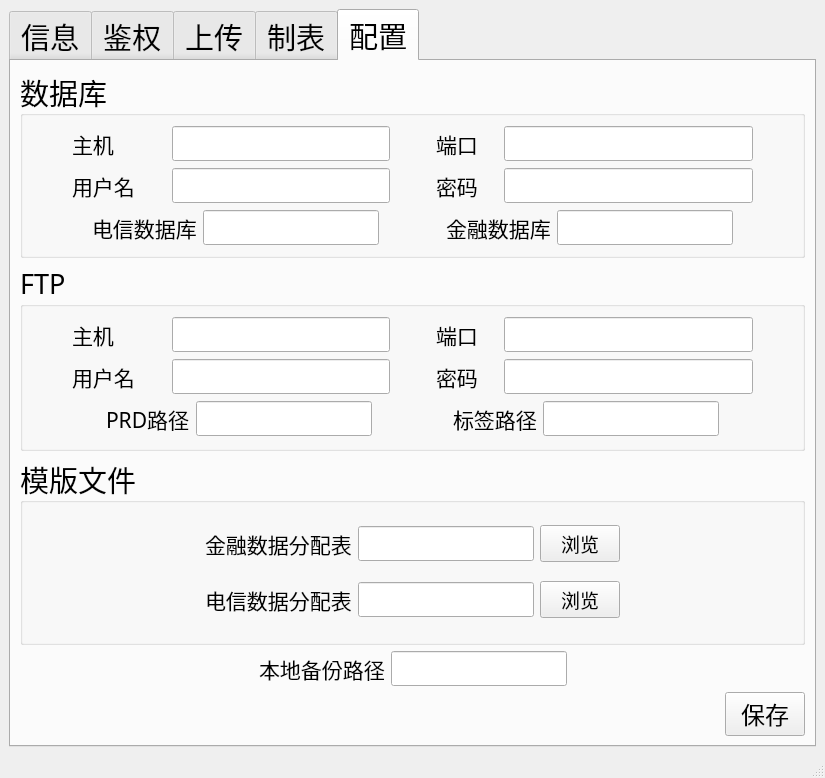
First picture: the form in res/ui/main_window.ui, repository zelviner/DataHandler, before the edit.
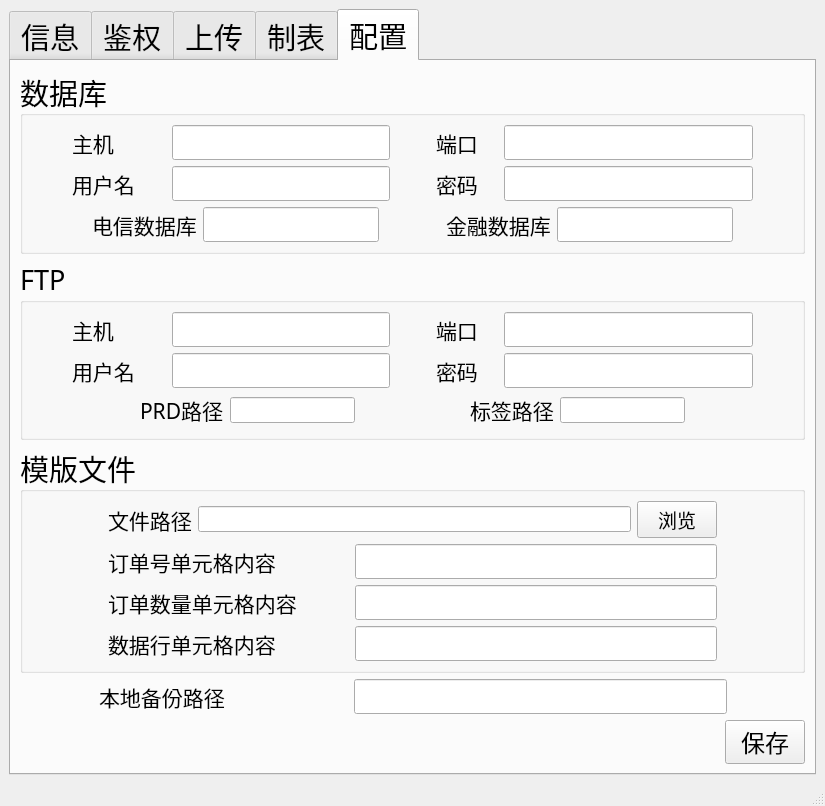
Second picture: the form after the edit. The open tabs and pages were chosen to show the change.

Commit message: feat(ui): 更新主窗口UI以支持新的功能和配置选项

The edit to the form file:
```diff
--- a/res/ui/main_window.ui
+++ b/res/ui/main_window.ui
@@ -2022,7 +2022,7 @@
                  <property name="font">
                   <font>
                    <family>微软雅黑</family>
-                   <pointsize>14</pointsize>
+                   <pointsize>10</pointsize>
                   </font>
                  </property>
                 </widget>
@@ -2062,7 +2062,7 @@
                  <property name="font">
                   <font>
                    <family>微软雅黑</family>
-                   <pointsize>14</pointsize>
+                   <pointsize>10</pointsize>
                   </font>
                  </property>
                 </widget>
@@ -2094,7 +2094,7 @@
           </property>
           <layout class="QVBoxLayout" name="verticalLayout_11">
            <item>
-            <layout class="QHBoxLayout" name="horizontalLayout_17">
+            <layout class="QHBoxLayout" name="horizontalLayout_17" stretch="1,8,1">
              <item>
               <spacer name="horizontalSpacer_19">
                <property name="orientation">
@@ -2119,7 +2119,7 @@
                   </font>
                  </property>
                  <property name="text">
-                  <string>金融数据分配表</string>
+                  <string>文件路径</string>
                  </property>
                 </widget>
                </item>
@@ -2128,7 +2128,7 @@
                  <property name="font">
                   <font>
                    <family>微软雅黑</family>
-                   <pointsize>14</pointsize>
+                   <pointsize>10</pointsize>
                   </font>
                  </property>
                 </widget>
@@ -2164,7 +2164,7 @@
             </layout>
            </item>
            <item>
-            <layout class="QHBoxLayout" name="horizontalLayout_38">
+            <layout class="QHBoxLayout" name="horizontalLayout_61" stretch="1,8,1">
              <item>
               <spacer name="horizontalSpacer_21">
                <property name="orientation">
@@ -2179,9 +2179,9 @@
               </spacer>
              </item>
              <item>
-              <layout class="QHBoxLayout" name="horizontalLayout_34">
+              <layout class="QHBoxLayout" name="horizontalLayout_60" stretch="4,6">
                <item>
-                <widget class="QLabel" name="label_22">
+                <widget class="QLabel" name="label">
                  <property name="font">
                   <font>
                    <family>微软雅黑</family>
@@ -2189,12 +2189,12 @@
                   </font>
                  </property>
                  <property name="text">
-                  <string>电信数据分配表</string>
+                  <string>订单号单元格内容</string>
                  </property>
                 </widget>
                </item>
                <item>
-                <widget class="QLineEdit" name="find_order_line_5">
+                <widget class="QLineEdit" name="order_no_line">
                  <property name="font">
                   <font>
                    <family>微软雅黑</family>
@@ -2203,19 +2203,6 @@
                  </property>
                 </widget>
                </item>
-               <item>
-                <widget class="QPushButton" name="pushButton_3">
-                 <property name="font">
-                  <font>
-                   <family>微软雅黑</family>
-                   <pointsize>14</pointsize>
-                  </font>
-                 </property>
-                 <property name="text">
-                  <string>浏览</string>
-                 </property>
-                </widget>
-               </item>
               </layout>
              </item>
              <item>
@@ -2233,11 +2220,125 @@
              </item>
             </layout>
            </item>
+           <item>
+            <layout class="QHBoxLayout" name="horizontalLayout_62" stretch="1,8,1">
+             <item>
+              <spacer name="horizontalSpacer_47">
+               <property name="orientation">
+                <enum>Qt::Horizontal</enum>
+               </property>
+               <property name="sizeHint" stdset="0">
+                <size>
+                 <width>40</width>
+                 <height>20</height>
+                </size>
+               </property>
+              </spacer>
+             </item>
+             <item>
+              <layout class="QHBoxLayout" name="horizontalLayout_38" stretch="4,6">
+               <item>
+                <widget class="QLabel" name="label_7">
+                 <property name="font">
+                  <font>
+                   <family>微软雅黑</family>
+                   <pointsize>16</pointsize>
+                  </font>
+                 </property>
+                 <property name="text">
+                  <string>订单数量单元格内容</string>
+                 </property>
+                </widget>
+               </item>
+               <item>
+                <widget class="QLineEdit" name="order_quantity_line">
+                 <property name="font">
+                  <font>
+                   <family>微软雅黑</family>
+                   <pointsize>14</pointsize>
+                  </font>
+                 </property>
+                </widget>
+               </item>
+              </layout>
+             </item>
+             <item>
+              <spacer name="horizontalSpacer_48">
+               <property name="orientation">
+                <enum>Qt::Horizontal</enum>
+               </property>
+               <property name="sizeHint" stdset="0">
+                <size>
+                 <width>40</width>
+                 <height>20</height>
+                </size>
+               </property>
+              </spacer>
+             </item>
+            </layout>
+           </item>
+           <item>
+            <layout class="QHBoxLayout" name="horizontalLayout_63" stretch="1,8,1">
+             <item>
+              <spacer name="horizontalSpacer_49">
+               <property name="orientation">
+                <enum>Qt::Horizontal</enum>
+               </property>
+               <property name="sizeHint" stdset="0">
+                <size>
+                 <width>40</width>
+                 <height>20</height>
+                </size>
+               </property>
+              </spacer>
+             </item>
+             <item>
+              <layout class="QHBoxLayout" name="horizontalLayout_34" stretch="4,6">
+               <item>
+                <widget class="QLabel" name="label_22">
+                 <property name="font">
+                  <font>
+                   <family>微软雅黑</family>
+                   <pointsize>16</pointsize>
+                  </font>
+                 </property>
+                 <property name="text">
+                  <string>数据行单元格内容</string>
+                 </property>
+                </widget>
+               </item>
+               <item>
+                <widget class="QLineEdit" name="data_line">
+                 <property name="font">
+                  <font>
+                   <family>微软雅黑</family>
+                   <pointsize>14</pointsize>
+                  </font>
+                 </property>
+                </widget>
+               </item>
+              </layout>
+             </item>
+             <item>
+              <spacer name="horizontalSpacer_50">
+               <property name="orientation">
+                <enum>Qt::Horizontal</enum>
+               </property>
+               <property name="sizeHint" stdset="0">
+                <size>
+                 <width>40</width>
+                 <height>20</height>
+                </size>
+               </property>
+              </spacer>
+             </item>
+            </layout>
+           </item>
           </layout>
          </widget>
         </item>
         <item>
-         <layout class="QHBoxLayout" name="horizontalLayout_40">
+         <layout class="QHBoxLayout" name="horizontalLayout_40" stretch="1,8,1">
           <item>
            <spacer name="horizontalSpacer_31">
             <property name="orientation">
@@ -2252,7 +2353,7 @@
            </spacer>
           </item>
           <item>
-           <layout class="QHBoxLayout" name="horizontalLayout_33" stretch="2,8">
+           <layout class="QHBoxLayout" name="horizontalLayout_33" stretch="4,6">
             <item>
              <widget class="QLabel" name="label_10">
               <property name="font">
```
Left out of the diff: 27 changed lines with no effect on the pictures. The commit also changes 7 other files.
